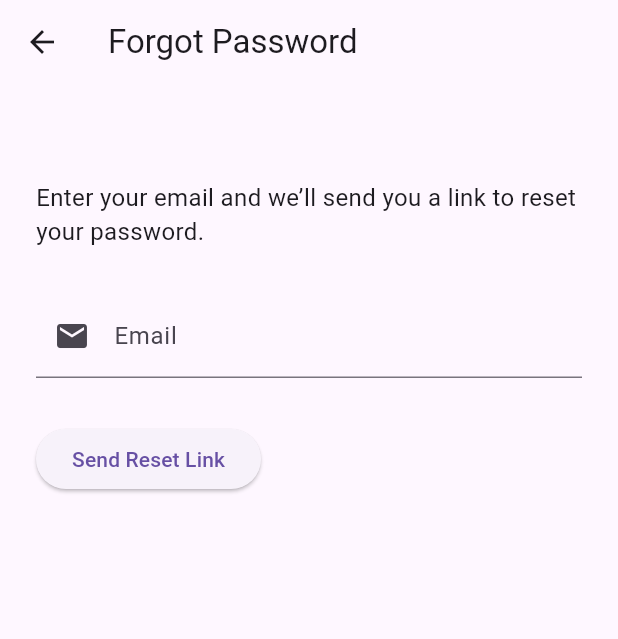
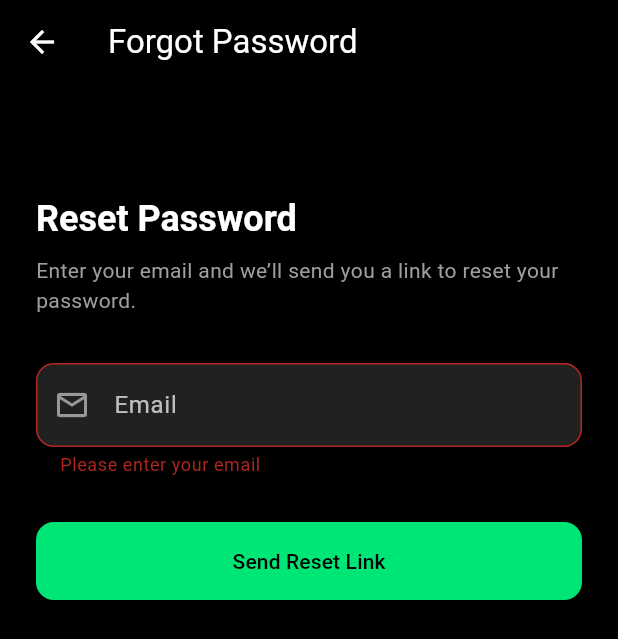
Before and after one commit to yasinpalash/Firebase_Resource, a Flutter app: the ForgotPasswordScreen screen opened by its route, after a tap on "Send Reset Link", on a phone screen of 412 x 824 dp. Shown: the top 639 px of the screen. Run offline on Flutter 3.47's test engine with Material 3 defaults, Android fonts, the phone set to English and light mode, and no system bars; drawn by our look-alikes of flutter_animate; our stand-ins replace firebase_auth, firebase_core, get; accounts and stored records are empty.

Commit message:
feat: Implement forgot password functionality with UI enhancements and error handling

```diff
--- /dev/null
+++ b/lib/features/authentication/controllers/forgot_password_controller.dart
@@ -0,0 +1,46 @@
+import 'package:flutter/material.dart';
+import 'package:get/get.dart';
+import 'package:firebase_auth/firebase_auth.dart';
+
+class ForgotPasswordController extends GetxController {
+  final emailController = TextEditingController();
+  final formKey = GlobalKey<FormState>();
+  final isLoading = false.obs;
+
+  void resetPassword() async {
+    if (!formKey.currentState!.validate()) return;
+
+    try {
+      isLoading.value = true;
+      await FirebaseAuth.instance.sendPasswordResetEmail(
+        email: emailController.text.trim(),
+      );
+
+      Get.snackbar(
+        "Success",
+        "Password reset link sent!",
+        snackPosition: SnackPosition.BOTTOM,
+        backgroundColor: Colors.greenAccent[400],
+        colorText: Colors.black,
+      );
+    } on FirebaseAuthException catch (e) {
+      if (e.code == "user-not-found") {
+        Get.snackbar(
+          "Error",
+          "No user found for that email!",
+          snackPosition: SnackPosition.BOTTOM,
+          backgroundColor: Colors.redAccent,
+          colorText: Colors.white,
+        );
+      }
+    } finally {
+      isLoading.value = false;
+    }
+  }
+
+  @override
+  void onClose() {
+    emailController.dispose();
+    super.onClose();
+  }
+}
--- a/lib/features/authentication/presentation/screens/forgot_password_screen.dart
+++ b/lib/features/authentication/presentation/screens/forgot_password_screen.dart
@@ -1,35 +1,114 @@
 import 'package:flutter/material.dart';
+import 'package:get/get.dart';
+import 'package:flutter_animate/flutter_animate.dart';
+import 'package:firebase/features/authentication/controllers/forgot_password_controller.dart';
 
 class ForgotPasswordScreen extends StatelessWidget {
-  final _emailController = TextEditingController();
+  ForgotPasswordScreen({super.key});
+
+  final ForgotPasswordController controller = Get.put(ForgotPasswordController());
 
   @override
   Widget build(BuildContext context) {
+    final theme = Theme.of(context);
+
     return Scaffold(
-      appBar: AppBar(title: Text("Forgot Password")),
-      body: Padding(
+      backgroundColor: Colors.black,
+      appBar: AppBar(
+        backgroundColor: Colors.transparent,
+        title: const Text("Forgot Password", style: TextStyle(color: Colors.white)),
+        iconTheme: const IconThemeData(color: Colors.white),
+        elevation: 0,
+      ),
+      body: SafeArea(
+        child: Form(
+          key: controller.formKey,
+          child: Padding(
             padding: const EdgeInsets.all(24.0),
-        child: Column(
-          crossAxisAlignment: CrossAxisAlignment.start,
+            child: ListView(
               children: [
-            const SizedBox(height: 40),
+                const SizedBox(height: 50),
+
+                Text(
+                  "Reset Password",
+                  style: theme.textTheme.headlineSmall?.copyWith(
+                    color: Colors.white,
+                    fontWeight: FontWeight.bold,
+                  ),
+                ),
+                const SizedBox(height: 8),
+
                 Text(
                   "Enter your email and we’ll send you a link to reset your password.",
-              style: TextStyle(fontSize: 16),
+                  style: TextStyle(color: Colors.grey[500]),
+                ),
+                const SizedBox(height: 32),
+
+                TextFormField(
+                  controller: controller.emailController,
+                  style: const TextStyle(color: Colors.white),
+                  decoration: _inputDecoration("Email", Icons.email_outlined),
+                  validator: (value) {
+                    if (value == null || value.isEmpty) {
+                      return 'Please enter your email';
+                    }
+                    if (!RegExp(r'^[^@]+@[^@]+\.[^@]+').hasMatch(value)) {
+                      return 'Enter a valid email';
+                    }
+                    return null;
+                  },
                 ),
                 const SizedBox(height: 30),
-            TextField(
-              controller: _emailController,
-              decoration: InputDecoration(
-                labelText: 'Email',
-                prefixIcon: Icon(Icons.email),
+
+                Obx(() => SizedBox(
+                  width: double.infinity,
+                  child: ElevatedButton(
+                    onPressed: controller.isLoading.value
+                        ? null
+                        : controller.resetPassword,
+                    style: ElevatedButton.styleFrom(
+                      backgroundColor: Colors.greenAccent[400],
+                      foregroundColor: Colors.black,
+                      padding: const EdgeInsets.symmetric(vertical: 16),
+                      shape: RoundedRectangleBorder(
+                        borderRadius: BorderRadius.circular(12),
                       ),
                     ),
-            const SizedBox(height: 30),
-            ElevatedButton(onPressed: () {}, child: Text("Send Reset Link")),
+                    child: controller.isLoading.value
+                        ? const SizedBox(
+                      width: 22,
+                      height: 22,
+                      child: CircularProgressIndicator(
+                        color: Colors.black,
+                        strokeWidth: 2,
+                      ),
+                    )
+                        : const Text("Send Reset Link"),
+                  ).animate().fade(duration: 500.ms).slideY(),
+                )),
               ],
+            ),
+          ),
         ),
       ),
     );
   }
+
+  InputDecoration _inputDecoration(String label, IconData icon) {
+    return InputDecoration(
+      labelText: label,
+      labelStyle: const TextStyle(color: Colors.white70),
+      prefixIcon: Icon(icon, color: Colors.white54),
+      filled: true,
+      fillColor: Colors.grey[900],
+      border: OutlineInputBorder(
+        borderRadius: BorderRadius.circular(12),
+        borderSide: BorderSide(color: Colors.grey[800]!),
+      ),
+      focusedBorder: OutlineInputBorder(
+        borderRadius: BorderRadius.circular(12),
+        borderSide: const BorderSide(color: Colors.greenAccent),
+      ),
+    );
   }
+}
--- a/lib/features/authentication/presentation/screens/home_screen.dart
+++ b/lib/features/authentication/presentation/screens/home_screen.dart
@@ -1,4 +1,6 @@
 import 'package:flutter/material.dart';
+import 'package:get/get.dart';
+import 'package:firebase_auth/firebase_auth.dart';
 
 class HomeScreen extends StatelessWidget {
   final List<String> categories = [
@@ -9,6 +11,7 @@ class HomeScreen extends StatelessWidget {
     'Shoes',
     'Electronics',
   ];
+
   final List<Map<String, dynamic>> products = [
     {'name': 'T-Shirt', 'price': '\$20', 'image': Icons.checkroom},
     {'name': 'Sneakers', 'price': '\$50', 'image': Icons.directions_run},
@@ -20,17 +23,34 @@ class HomeScreen extends StatelessWidget {
   Widget build(BuildContext context) {
     return Scaffold(
       appBar: AppBar(
-        title: Text("E-Shop"),
+        title: const Text("E-Shop"),
+        backgroundColor: Colors.teal,
         actions: [
-          IconButton(icon: Icon(Icons.shopping_cart), onPressed: () {}),
+          IconButton(
+            icon: const Icon(Icons.shopping_cart),
+            onPressed: () {},
+          ),
+          IconButton(
+            icon: const Icon(Icons.logout),
+            onPressed: () async {
+              await FirebaseAuth.instance.signOut();
+              Get.offAllNamed('/login');
+              Get.snackbar(
+                "Logged Out",
+                "You have been logged out successfully.",
+                backgroundColor: Colors.tealAccent,
+                colorText: Colors.black,
+                snackPosition: SnackPosition.BOTTOM,
+              );
+            },
+            tooltip: "Logout",
+          ),
         ],
-        backgroundColor: Colors.teal,
       ),
       body: Padding(
         padding: const EdgeInsets.all(16.0),
         child: Column(
           children: [
-            // 🔍 Search
             TextField(
               decoration: InputDecoration(
                 hintText: "Search products",
@@ -41,8 +61,6 @@ class HomeScreen extends StatelessWidget {
               ),
             ),
             const SizedBox(height: 20),
-
-            // 🗂 Category List
             SizedBox(
               height: 40,
               child: ListView.builder(
@@ -54,7 +72,7 @@ class HomeScreen extends StatelessWidget {
                     child: Chip(
                       label: Text(categories[index]),
                       backgroundColor:
-                          index == 0 ? Colors.teal : Colors.grey[200],
+                      index == 0 ? Colors.teal : Colors.grey[200],
                       labelStyle: TextStyle(
                         color: index == 0 ? Colors.white : Colors.black,
                       ),
@@ -64,12 +82,10 @@ class HomeScreen extends StatelessWidget {
               ),
             ),
             const SizedBox(height: 20),
-
-            // 🛍 Product Grid
             Expanded(
               child: GridView.builder(
                 itemCount: products.length,
-                gridDelegate: SliverGridDelegateWithFixedCrossAxisCount(
+                gridDelegate: const SliverGridDelegateWithFixedCrossAxisCount(
                   crossAxisCount: 2,
                   mainAxisSpacing: 16,
                   crossAxisSpacing: 16,
@@ -89,13 +105,11 @@ class HomeScreen extends StatelessWidget {
                         children: [
                           Icon(product['image'], size: 60, color: Colors.teal),
                           Text(product['name'], style: TextStyle(fontSize: 16)),
-                          Text(
-                            product['price'],
-                            style: TextStyle(fontWeight: FontWeight.bold),
-                          ),
+                          Text(product['price'],
+                              style: TextStyle(fontWeight: FontWeight.bold)),
                           ElevatedButton(
                             onPressed: () {},
-                            child: Text("Add to Cart"),
+                            child: const Text("Add to Cart"),
                             style: ElevatedButton.styleFrom(
                               backgroundColor: Colors.teal,
                             ),
```
Lines whose indentation alone changed are shown as unchanged.
